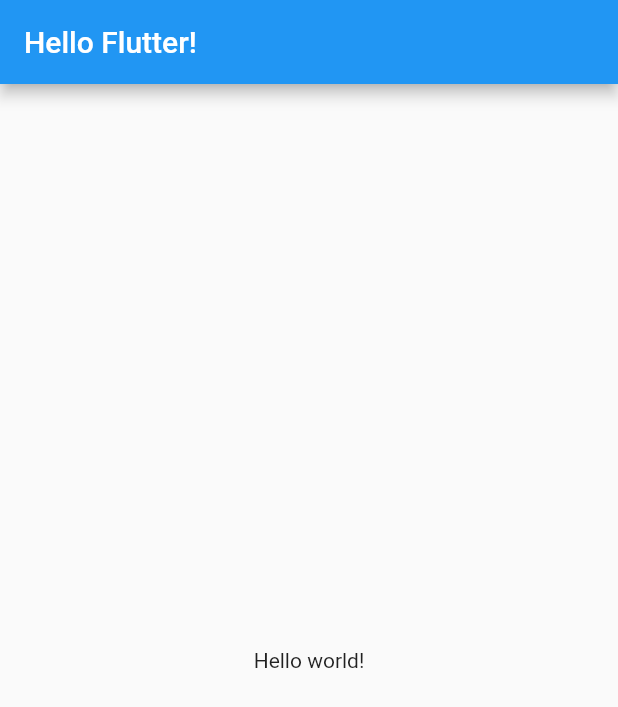
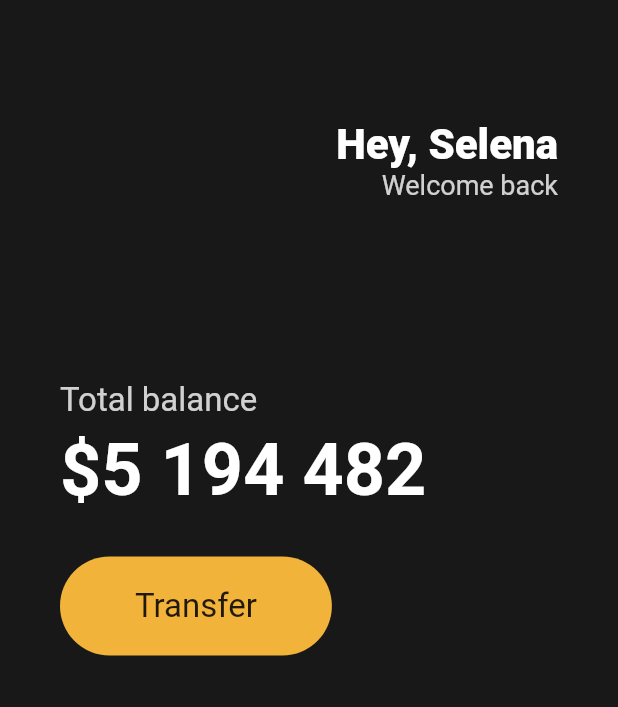
Before and after one commit to WhiteKr/selena-wallet, a Flutter app: the screen it shows after launch, on a phone screen of 412 x 824 dp. Shown: the top 707 px of the screen. Run offline on Flutter 3.47's test engine with Material 2 defaults, Android fonts, the phone set to English and light mode, and no system bars.

Commit message:
update: main layout

```diff
--- a/lib/main.dart
+++ b/lib/main.dart
@@ -9,11 +9,78 @@
   Widget build(BuildContext context) {
     return MaterialApp(
       home: Scaffold(
-        appBar: AppBar(
-          title: Text('Hello Flutter!'),
-        ),
-        body: Center(
-          child: Text('Hello world!'),
+        backgroundColor: Color(0xFF181818),
+        body: Padding(
+          padding: const EdgeInsets.symmetric(horizontal: 40),
+          child: Column(
+            crossAxisAlignment: CrossAxisAlignment.start,
+            children: [
+              SizedBox(height: 80),
+              Row(
+                mainAxisAlignment: MainAxisAlignment.end,
+                children: [
+                  Column(
+                    crossAxisAlignment: CrossAxisAlignment.end,
+                    children: [
+                      Text(
+                        'Hey, Selena',
+                        style: TextStyle(
+                          color: Colors.white,
+                          fontSize: 28,
+                          fontWeight: FontWeight.w800,
+                        ),
+                      ),
+                      Text(
+                        'Welcome back',
+                        style: TextStyle(
+                          color: Colors.white.withOpacity(0.8),
+                          fontSize: 18,
+                        ),
+                      ),
+                    ],
+                  ),
+                ],
+              ),
+              SizedBox(height: 120),
+              Text(
+                'Total balance',
+                style: TextStyle(
+                  fontSize: 22,
+                  color: Colors.white.withOpacity(0.8),
+                ),
+              ),
+              SizedBox(height: 5),
+              Text(
+                '\$5 194 482',
+                style: TextStyle(
+                  fontSize: 48,
+                  fontWeight: FontWeight.w600,
+                  color: Colors.white,
+                ),
+              ),
+              SizedBox(height: 30),
+              Row(
+                children: [
+                  Container(
+                    decoration: BoxDecoration(
+                      color: Color(0xFFF2B33A),
+                      borderRadius: BorderRadius.circular(45),
+                    ),
+                    child: Padding(
+                      padding: const EdgeInsets.symmetric(
+                        vertical: 20,
+                        horizontal: 50,
+                      ),
+                      child: Text(
+                        'Transfer',
+                        style: TextStyle(fontSize: 22),
+                      ),
+                    ),
+                  ),
+                ],
+              ),
+            ],
+          ),
         ),
       ),
     );
```
